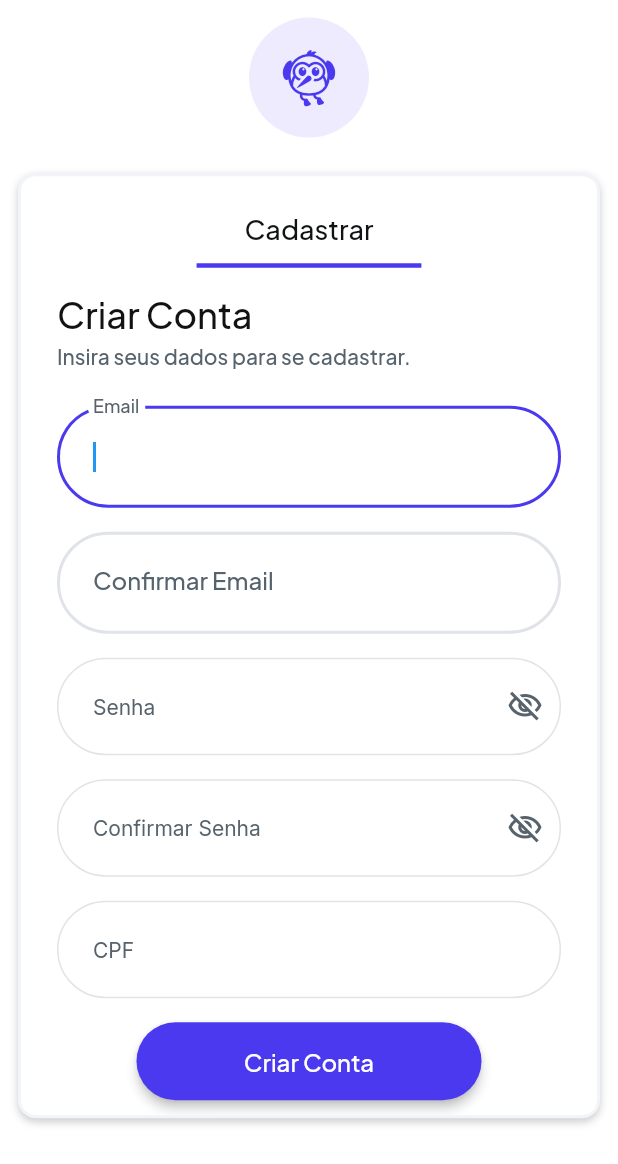
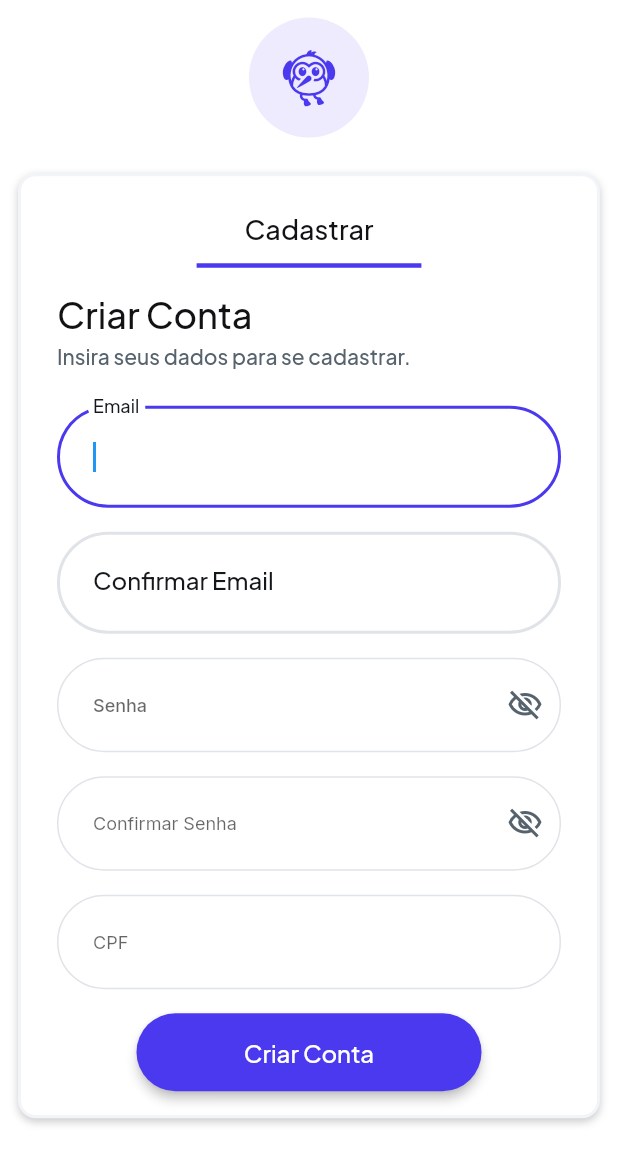
Before and after one commit to JoaoBuosi/FlutterFlow_Validador_de_CPF_e_CEP, a Flutter app: the screen it shows once a user with an empty profile is signed in, on a phone screen of 412 x 824 dp. Shown: the top 1164 px of the screen. Run offline on Flutter 3.47's test engine with Material 3 defaults, Android fonts, the phone set to English and light mode, and no system bars; drawn by our look-alikes of auto_size_text, flutter_animate; our stand-ins replace equatable, font_awesome_flutter, from_css_color, go_router, google_fonts, mask_text_input_formatter and 6 more; missing offline and left inert: cpf_cnpj_validator, json_path, mime_type; accounts and stored records are empty.

Commit message:
Updating to latest FlutterFlow output.

```diff
--- a/lib/custom_code/actions/validar_c_p_f.dart
+++ b/lib/custom_code/actions/validar_c_p_f.dart
@@ -1,4 +1,5 @@
 // Automatic FlutterFlow imports
+import '/flutter_flow/ff_builtin_enums.dart';
 import '/backend/supabase/supabase.dart';
 import '/flutter_flow/flutter_flow_theme.dart';
 import '/flutter_flow/flutter_flow_util.dart';
--- a/lib/pages/registro/registro_model.dart
+++ b/lib/pages/registro/registro_model.dart
@@ -2,6 +2,7 @@ import '/flutter_flow/flutter_flow_util.dart';
 import '/index.dart';
 import 'registro_widget.dart' show RegistroWidget;
 import 'package:flutter/material.dart';
+import 'package:mask_text_input_formatter/mask_text_input_formatter.dart';
 
 class RegistroModel extends FlutterFlowModel<RegistroWidget> {
   ///  State fields for stateful widgets in this page.
@@ -37,6 +38,7 @@ class RegistroModel extends FlutterFlowModel<RegistroWidget> {
   // State field(s) for cpf widget.
   FocusNode? cpfFocusNode;
   TextEditingController? cpfTextController;
+  late MaskTextInputFormatter cpfMask;
   String? Function(BuildContext, String?)? cpfTextControllerValidator;
   // Stores action output result for [Custom Action - validarCPF] action in Button widget.
   bool? outputAcao;
--- a/lib/pages/registro/registro_widget.dart
+++ b/lib/pages/registro/registro_widget.dart
@@ -1,4 +1,5 @@
 import '/auth/supabase_auth/auth_util.dart';
+import '/flutter_flow/ff_builtin_enums.dart';
 import '/flutter_flow/flutter_flow_animations.dart';
 import '/flutter_flow/flutter_flow_theme.dart';
 import '/flutter_flow/flutter_flow_util.dart';
@@ -8,6 +9,7 @@ import '/index.dart';
 import 'package:flutter/material.dart';
 import 'package:flutter_animate/flutter_animate.dart';
 import 'package:google_fonts/google_fonts.dart';
+import 'package:mask_text_input_formatter/mask_text_input_formatter.dart';
 import 'registro_model.dart';
 export 'registro_model.dart';
 
@@ -55,6 +57,7 @@ class _RegistroWidgetState extends State<RegistroWidget>
     _model.cpfTextController ??= TextEditingController();
     _model.cpfFocusNode ??= FocusNode();
 
+    _model.cpfMask = MaskTextInputFormatter(mask: '###.###.###-##');
     animationsMap.addAll({
       'containerOnPageLoadAnimation': AnimationInfo(
         trigger: AnimationTrigger.onPageLoad,
@@ -345,8 +348,9 @@ class _RegistroWidgetState extends State<RegistroWidget>
                                                                     .labelLarge
                                                                     .fontStyle,
                                                           ),
-                                                          color:
-                                                              Color(0xFF57636C),
+                                                          color: FlutterFlowTheme
+                                                                  .of(context)
+                                                              .primaryText,
                                                           fontSize: 16.0,
                                                           letterSpacing: 0.0,
                                                           fontWeight:
@@ -397,7 +401,9 @@ class _RegistroWidgetState extends State<RegistroWidget>
                                                           40.0),
                                                 ),
                                                 filled: true,
-                                                fillColor: Colors.white,
+                                                fillColor:
+                                                    FlutterFlowTheme.of(context)
+                                                        .secondaryBackground,
                                                 contentPadding:
                                                     EdgeInsets.all(24.0),
                                               ),
@@ -465,8 +471,9 @@ class _RegistroWidgetState extends State<RegistroWidget>
                                                                     .labelLarge
                                                                     .fontStyle,
                                                           ),
-                                                          color:
-                                                              Color(0xFF57636C),
+                                                          color: FlutterFlowTheme
+                                                                  .of(context)
+                                                              .primaryText,
                                                           fontSize: 16.0,
                                                           letterSpacing: 0.0,
                                                           fontWeight:
@@ -517,7 +524,9 @@ class _RegistroWidgetState extends State<RegistroWidget>
                                                           40.0),
                                                 ),
                                                 filled: true,
-                                                fillColor: Colors.white,
+                                                fillColor:
+                                                    FlutterFlowTheme.of(context)
+                                                        .secondaryBackground,
                                                 contentPadding:
                                                     EdgeInsets.all(24.0),
                                               ),
@@ -580,7 +589,10 @@ class _RegistroWidgetState extends State<RegistroWidget>
                                                                 .labelMedium
                                                                 .fontStyle,
                                                       ),
-                                                      color: Color(0xFF57636C),
+                                                      color:
+                                                          FlutterFlowTheme.of(
+                                                                  context)
+                                                              .primaryText,
                                                       fontSize: 16.0,
                                                       letterSpacing: 0.0,
                                                       fontWeight:
@@ -592,35 +604,6 @@ class _RegistroWidgetState extends State<RegistroWidget>
                                                               .fontStyle,
                                                     ),
                                                 hintText: 'Senha',
-                                                hintStyle:
-                                                    FlutterFlowTheme.of(context)
-                                                        .labelMedium
-                                                        .override(
-                                                          font:
-                                                              GoogleFonts.inter(
-                                                            fontWeight:
-                                                                FlutterFlowTheme.of(
-                                                                        context)
-                                                                    .labelMedium
-                                                                    .fontWeight,
-                                                            fontStyle:
-                                                                FlutterFlowTheme.of(
-                                                                        context)
-                                                                    .labelMedium
-                                                                    .fontStyle,
-                                                          ),
-                                                          letterSpacing: 0.0,
-                                                          fontWeight:
-                                                              FlutterFlowTheme.of(
-                                                                      context)
-                                                                  .labelMedium
-                                                                  .fontWeight,
-                                                          fontStyle:
-                                                              FlutterFlowTheme.of(
-                                                                      context)
-                                                                  .labelMedium
-                                                                  .fontStyle,
-                                                        ),
                                                 enabledBorder:
                                                     OutlineInputBorder(
                                                   borderSide: BorderSide(
@@ -699,6 +682,7 @@ class _RegistroWidgetState extends State<RegistroWidget>
                                                                   .bodyMedium
                                                                   .fontStyle,
                                                         ),
+                                                        color: Colors.black,
                                                         letterSpacing: 0.0,
                                                         fontWeight:
                                                             FontWeight.w500,
@@ -735,12 +719,11 @@ class _RegistroWidgetState extends State<RegistroWidget>
                                                   .confirmarSenhaVisibility,
                                               decoration: InputDecoration(
                                                 isDense: true,
-                                                labelStyle:
-                                                    FlutterFlowTheme.of(context)
+                                                labelStyle: FlutterFlowTheme.of(
+                                                        context)
                                                     .labelMedium
                                                     .override(
-                                                          font:
-                                                              GoogleFonts.inter(
+                                                      font: GoogleFonts.inter(
                                                         fontWeight:
                                                             FontWeight.w500,
                                                         fontStyle:
@@ -749,6 +732,11 @@ class _RegistroWidgetState extends State<RegistroWidget>
                                                                 .labelMedium
                                                                 .fontStyle,
                                                       ),
+                                                      color:
+                                                          FlutterFlowTheme.of(
+                                                                  context)
+                                                              .primaryText,
+                                                      fontSize: 16.0,
                                                       letterSpacing: 0.0,
                                                       fontWeight:
                                                           FontWeight.w500,
@@ -759,35 +747,6 @@ class _RegistroWidgetState extends State<RegistroWidget>
                                                               .fontStyle,
                                                     ),
                                                 hintText: 'Confirmar Senha',
-                                                hintStyle:
-                                                    FlutterFlowTheme.of(context)
-                                                        .labelMedium
-                                                        .override(
-                                                          font:
-                                                              GoogleFonts.inter(
-                                                            fontWeight:
-                                                                FlutterFlowTheme.of(
-                                                                        context)
-                                                                    .labelMedium
-                                                                    .fontWeight,
-                                                            fontStyle:
-                                                                FlutterFlowTheme.of(
-                                                                        context)
-                                                                    .labelMedium
-                                                                    .fontStyle,
-                                                          ),
-                                                          letterSpacing: 0.0,
-                                                          fontWeight:
-                                                              FlutterFlowTheme.of(
-                                                                      context)
-                                                                  .labelMedium
-                                                                  .fontWeight,
-                                                          fontStyle:
-                                                              FlutterFlowTheme.of(
-                                                                      context)
-                                                                  .labelMedium
-                                                                  .fontStyle,
-                                                        ),
                                                 enabledBorder:
                                                     OutlineInputBorder(
                                                   borderSide: BorderSide(
@@ -869,6 +828,8 @@ class _RegistroWidgetState extends State<RegistroWidget>
                                                                   .bodyMedium
                                                                   .fontStyle,
                                                         ),
+                                                        color:
+                                                            Color(0xFF060000),
                                                         letterSpacing: 0.0,
                                                         fontWeight:
                                                             FlutterFlowTheme.of(
@@ -906,29 +867,27 @@ class _RegistroWidgetState extends State<RegistroWidget>
                                               obscureText: false,
                                               decoration: InputDecoration(
                                                 isDense: true,
-                                                labelStyle:
-                                                    FlutterFlowTheme.of(context)
+                                                labelStyle: FlutterFlowTheme.of(
+                                                        context)
                                                     .labelMedium
                                                     .override(
-                                                          font:
-                                                              GoogleFonts.inter(
+                                                      font: GoogleFonts.inter(
                                                         fontWeight:
-                                                                FlutterFlowTheme.of(
-                                                                        context)
-                                                                    .labelMedium
-                                                                    .fontWeight,
+                                                            FontWeight.w500,
                                                         fontStyle:
                                                             FlutterFlowTheme.of(
                                                                     context)
                                                                 .labelMedium
                                                                 .fontStyle,
                                                       ),
+                                                      color:
+                                                          FlutterFlowTheme.of(
+                                                                  context)
+                                                              .primaryText,
+                                                      fontSize: 16.0,
                                                       letterSpacing: 0.0,
                                                       fontWeight:
-                                                              FlutterFlowTheme.of(
-                                                                      context)
-                                                                  .labelMedium
-                                                                  .fontWeight,
+                                                          FontWeight.w500,
                                                       fontStyle:
                                                           FlutterFlowTheme.of(
                                                                   context)
@@ -936,35 +895,6 @@ class _RegistroWidgetState extends State<RegistroWidget>
                                                               .fontStyle,
                                                     ),
                                                 hintText: 'CPF',
-                                                hintStyle:
-                                                    FlutterFlowTheme.of(context)
-                                                        .labelMedium
-                                                        .override(
-                                                          font:
-                                                              GoogleFonts.inter(
-                                                            fontWeight:
-                                                                FlutterFlowTheme.of(
-                                                                        context)
-                                                                    .labelMedium
-                                                                    .fontWeight,
-                                                            fontStyle:
-                                                                FlutterFlowTheme.of(
-                                                                        context)
-                                                                    .labelMedium
-                                                                    .fontStyle,
-                                                          ),
-                                                          letterSpacing: 0.0,
-                                                          fontWeight:
-                                                              FlutterFlowTheme.of(
-                                                                      context)
-                                                                  .labelMedium
-                                                                  .fontWeight,
-                                                          fontStyle:
-                                                              FlutterFlowTheme.of(
-                                                                      context)
-                                                                  .labelMedium
-                                                                  .fontStyle,
-                                                        ),
                                                 enabledBorder:
                                                     OutlineInputBorder(
                                                   borderSide: BorderSide(
@@ -1027,6 +957,8 @@ class _RegistroWidgetState extends State<RegistroWidget>
                                                                   .bodyMedium
                                                                   .fontStyle,
                                                         ),
+                                                        color:
+                                                            Color(0xFF080000),
                                                         letterSpacing: 0.0,
                                                         fontWeight:
                                                             FlutterFlowTheme.of(
@@ -1039,6 +971,9 @@ class _RegistroWidgetState extends State<RegistroWidget>
                                                                 .bodyMedium
                                                                 .fontStyle,
                                                       ),
+                                              keyboardType:
+                                                  (FFKeyboardType.number)
+                                                      .flutterValue,
                                               cursorColor:
                                                   FlutterFlowTheme.of(context)
                                                       .primaryText,
@@ -1046,6 +981,7 @@ class _RegistroWidgetState extends State<RegistroWidget>
                                               validator: _model
                                                   .cpfTextControllerValidator
                                                   .asValidator(context),
+                                              inputFormatters: [_model.cpfMask],
                                             ),
                                           ),
                                         ),
--- a/pubspec.yaml
+++ b/pubspec.yaml
@@ -48,6 +48,7 @@ dependencies:
   http: 1.4.0
   intl: 0.20.2
   json_path: 0.7.2
+  mask_text_input_formatter: 2.9.0
   mime_type: 1.0.0
   page_transition: 2.1.0
   path_provider: 2.1.4
```
Also changed, not shown: lib/flutter_flow/ff_builtin_enums.dart (added, +110 -0 lines). Lines whose indentation alone changed are shown as unchanged.
